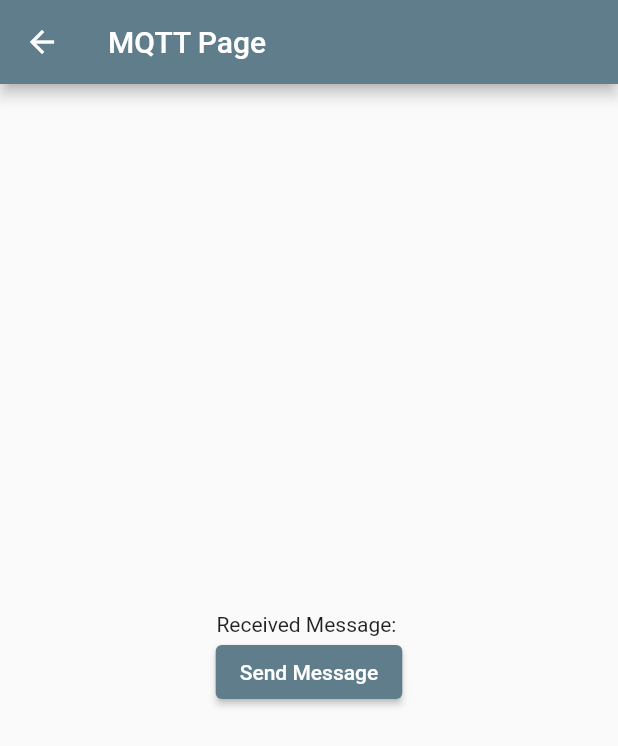
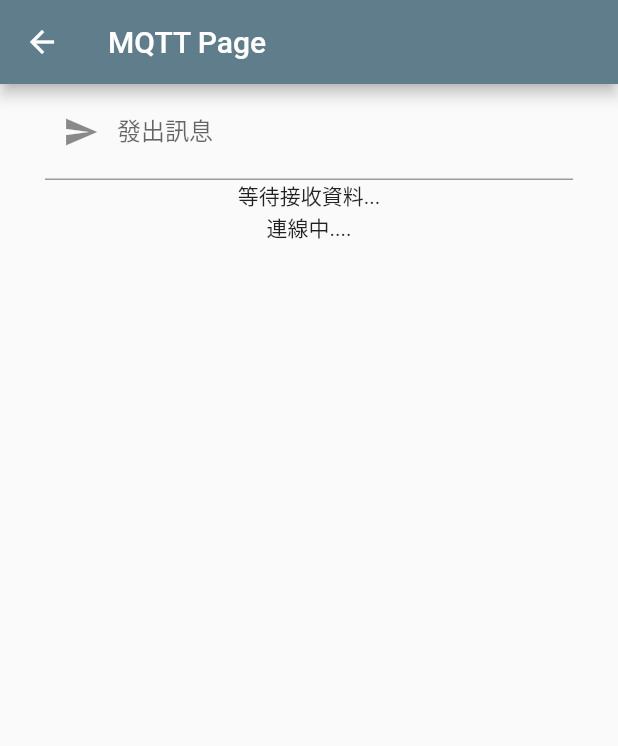
Before and after one commit to ncueteam/ncue_app_project, a Flutter app: the screen it shows after launch, after a tap on the "account tree" icon, on a phone screen of 412 x 824 dp. Shown: the top 746 px of the screen. Run offline on Flutter 3.47's test engine with Material 2 defaults, Android fonts, the phone set to English and light mode, and no system bars; our stand-ins replace flutter_blue_plus, get, local_auth, typed_data; missing offline and left inert: mqtt_client, mysql_client.

Commit message:
MQTT更新

```diff
--- a/lib/MQTT/MQTTManager.dart
+++ b/lib/MQTT/MQTTManager.dart
@@ -11,15 +11,14 @@ class MQTTManager {
   final String _host;
   final String _topic;
 
-  MQTTManager({
-        required String host,
-        required String topic,
-        required String identifier,
-        required MQTTAppState state
-      })
-      : _identifier = identifier,//'ncue_app'
-        _host = host,//'test.mosquitto.org'
-        _topic = topic,//'NCUEMQTT'
+  MQTTManager(
+      {required String host,
+      required String topic,
+      required String identifier,
+      required MQTTAppState state})
+      : _identifier = identifier, //'ncue_app'
+        _host = host, //'test.mosquitto.org'
+        _topic = topic, //'NCUEMQTT'
         _currentState = state;
 
   void initializeMQTTClient() {
@@ -36,7 +35,8 @@ class MQTTManager {
 
     final MqttConnectMessage connMess = MqttConnectMessage()
         .withClientIdentifier(_identifier)
-        .withWillTopic('NCUEMQTT') // If you set this you must set a will message
+        .withWillTopic(
+            'NCUEMQTT') // If you set this you must set a will message
         .withWillMessage('MQTT Connect from App')
         .startClean() // Non persistent session for testing
         .withWillQos(MqttQos.atLeastOnce);
@@ -95,7 +95,7 @@ class MQTTManager {
 
       // final MqttPublishMessage recMess = c![0].payload;
       final String pt =
-      MqttPublishPayload.bytesToStringAsString(recMess.payload.message!);
+          MqttPublishPayload.bytesToStringAsString(recMess.payload.message);
       _currentState.setReceivedText(pt);
       print(
           'EXAMPLE::Change notification:: topic is <${c[0].topic}>, payload is <-- $pt -->');
--- a/lib/screens/home_screen.dart
+++ b/lib/screens/home_screen.dart
@@ -1,7 +1,7 @@
 import 'package:flutter/material.dart';
 import 'package:ncue_aiot/components/page_button.dart';
 import 'package:ncue_aiot/screens/mqtt.dart';
-import 'package:ncue_aiot/screens/webview.dart';
+// import 'package:ncue_aiot/screens/webview.dart';
 import '../services/local_auth_service.dart';
 import 'bt_page.dart';
 import 'json_page.dart';
@@ -29,7 +29,7 @@ class _HomeScreenState extends State<HomeScreen> {
           PageButton(icon: Icons.account_tree_rounded, page: MqttPage()),
           PageButton(icon: Icons.bluetooth, page: BTPage()),
           PageButton(icon: Icons.dataset, page: MysqlDemo()),
-          PageButton(icon: Icons.abc_sharp, page: WebViewTest())
+          // PageButton(icon: Icons.abc_sharp, page: WebViewTest())
         ],
       ),
       body: Center(
--- a/lib/screens/mqtt.dart
+++ b/lib/screens/mqtt.dart
@@ -12,12 +12,26 @@ class MqttPage extends StatefulWidget {
 
 class MqttPageState extends State<MqttPage> {
   late MqttServerClient client;
-  String receivedMessage = '';
+  final MessageToSend = TextEditingController();
+  List<Widget> components = [];
 
   @override
   void initState() {
     super.initState();
     connect();
+    components.add(Padding(
+        padding: EdgeInsets.symmetric(horizontal: 30.0),
+        child: TextField(
+            controller: MessageToSend,
+            decoration: const InputDecoration(
+              labelText: '發出訊息',
+              hintText: '要發出的訊息',
+              prefixIcon: Icon(Icons.send),
+            ),
+            textInputAction: TextInputAction.search,
+            onSubmitted: (value) =>
+                {sendMessage('NCUEMQTT', value), MessageToSend.clear()})));
+    components.add(const Text("等待接收資料..."));
   }
 
   void connect() async {
@@ -42,6 +56,9 @@ class MqttPageState extends State<MqttPage> {
 
     try {
       await client.connect();
+      setState(() {
+        components.add(Text("連線中...."));
+      });
     } catch (e) {
       debugPrint('Exception: $e');
       client.disconnect();
@@ -59,16 +76,16 @@ class MqttPageState extends State<MqttPage> {
         final String messageText =
             MqttPublishPayload.bytesToStringAsString(payload.payload.message);
         setState(() {
-          receivedMessage = messageText;
+          components.add(Text("【收到】$messageText"));
         });
-        debugPrint('Received message: $messageText');
       }
     });
   }
 
   void onSubscribed(String topic) {
-    debugPrint('Subscribed to topic: $topic');
-    setState(() {});
+    setState(() {
+      components.add(Text("開始訂閱資料: $topic"));
+    });
   }
 
   void onDisconnected() {
@@ -88,10 +105,14 @@ class MqttPageState extends State<MqttPage> {
     builder.addString(message);
     client.publishMessage(
         topic, MqttQos.exactlyOnce, builder.payload as Uint8Buffer);
+    setState(() {
+      components.add(Text("【送出】$message"));
+    });
   }
 
   @override
   void dispose() {
+    MessageToSend.dispose();
     client.disconnect();
     super.dispose();
   }
@@ -104,17 +125,9 @@ class MqttPageState extends State<MqttPage> {
       ),
       body: Center(
         child: Column(
-          mainAxisAlignment: MainAxisAlignment.center,
-          children: [
-            Text('Received Message: $receivedMessage'),
-            ElevatedButton(
-              child: const Text('Send Message'),
-              onPressed: () {
-                sendMessage('NCUEMQTT', 'Mqtt message sent by app button');
-              },
-            ),
-          ],
-        ),
+            mainAxisAlignment: MainAxisAlignment.start,
+            crossAxisAlignment: CrossAxisAlignment.center,
+            children: components),
       ),
     );
   }
--- a/pubspec.yaml
+++ b/pubspec.yaml
@@ -12,7 +12,7 @@ dependencies:
   mqtt_client: ^9.8.1
   provider: ^6.0.0
   webview_flutter: ^4.2.2   #2.0.0
-  flutter_inappwebview: ^5.7.2+3
+  # flutter_inappwebview: ^5.7.2+3
   #藍芽部分
   get: ^4.6.5
   flutter_blue_plus: ^1.5.2
```
Also changed, not shown: lib/MQTT/MQTTTestPage.dart (+6 -6 lines), lib/screens/webview.dart (+177 -174 lines), pubspec.lock.
